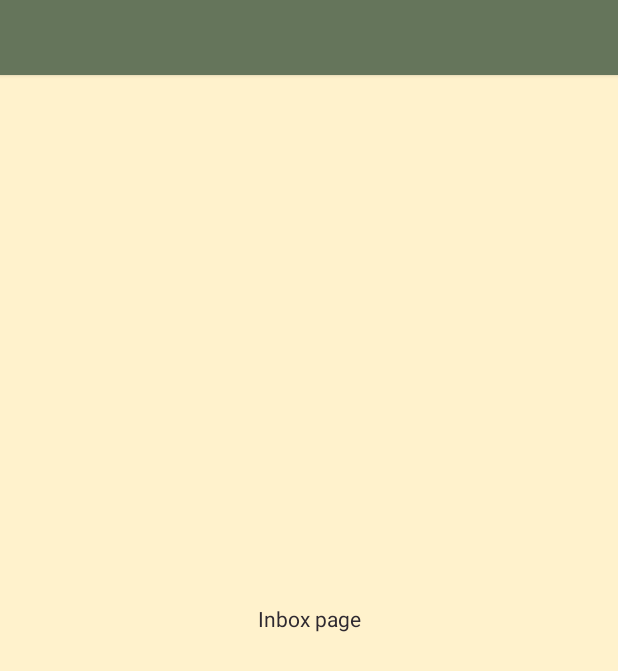
After one commit to ArbaazPatwari/CO555-Mobile-Apps-2023, an Android app: the inbox_page screen opened directly, with no data from a screen before it, on a phone screen of 412 x 824 dp. The commit adds this screen. Shown: the top 671 px of the screen. Run offline under Robolectric (Android 15) with nearby library versions, the phone set to English and light mode, and no system bars; 1 statement that could not run was skipped.

Commit message:
adding toolbar layout to inbox page as test

```diff
--- a/app/src/main/AndroidManifest.xml
+++ b/app/src/main/AndroidManifest.xml
@@ -13,7 +13,10 @@
         android:theme="@style/Theme.Chainmail_app"
         tools:targetApi="31">
         <activity
-            android:name=".MainActivity"
+            android:name=".inbox_page"
+            android:exported="false" />
+        <activity
+            android:name=".sign_in_page"
             android:exported="true">
             <intent-filter>
                 <action android:name="android.intent.action.MAIN" />
--- /dev/null
+++ b/app/src/main/java/com/example/chainmail_app/inbox_page.java
@@ -0,0 +1,18 @@
+package com.example.chainmail_app;
+
+import androidx.appcompat.app.AppCompatActivity;
+import androidx.appcompat.widget.Toolbar;
+
+import android.os.Bundle;
+
+public class inbox_page extends AppCompatActivity {
+
+    @Override
+    protected void onCreate(Bundle savedInstanceState) {
+        super.onCreate(savedInstanceState);
+        setContentView(R.layout.inbox_page);
+
+        Toolbar toolbar = findViewById(R.id.inbox_toolbar);
+        setSupportActionBar(toolbar);
+    }
+}
--- a/app/src/main/java/com/example/chainmail_app/MainActivity.java
+++ b/app/src/main/java/com/example/chainmail_app/sign_in_page.java
@@ -4,7 +4,7 @@ import androidx.appcompat.app.AppCompatActivity;
 
 import android.os.Bundle;
 
-public class MainActivity extends AppCompatActivity {
+public class sign_in_page extends AppCompatActivity {
 
     @Override
     protected void onCreate(Bundle savedInstanceState) {
--- /dev/null
+++ b/app/src/main/res/layout/inbox_page.xml
@@ -0,0 +1,25 @@
+<?xml version="1.0" encoding="utf-8"?>
+<androidx.constraintlayout.widget.ConstraintLayout xmlns:android="http://schemas.android.com/apk/res/android"
+    xmlns:app="http://schemas.android.com/apk/res-auto"
+    xmlns:tools="http://schemas.android.com/tools"
+    android:layout_width="match_parent"
+    android:layout_height="match_parent"
+    tools:context=".inbox_page">
+
+    <include
+        android:id="@+id/inbox_toolbar"
+        layout="@layout/toolbar"
+        app:layout_constraintEnd_toEndOf="parent"
+        app:layout_constraintStart_toStartOf="parent"
+        app:layout_constraintTop_toTopOf="parent" />
+
+    <TextView
+        android:id="@+id/textView"
+        android:layout_width="wrap_content"
+        android:layout_height="wrap_content"
+        android:text="Inbox page"
+        app:layout_constraintBottom_toBottomOf="parent"
+        app:layout_constraintEnd_toEndOf="parent"
+        app:layout_constraintStart_toStartOf="parent"
+        app:layout_constraintTop_toTopOf="parent" />
+</androidx.constraintlayout.widget.ConstraintLayout>
--- a/app/src/main/res/layout/sign_in_page.xml
+++ b/app/src/main/res/layout/sign_in_page.xml
@@ -4,7 +4,7 @@
     xmlns:tools="http://schemas.android.com/tools"
     android:layout_width="match_parent"
     android:layout_height="match_parent"
-    tools:context=".MainActivity">
+    tools:context=".sign_in_page">
 
     <ImageView
         android:id="@+id/imageView"
--- /dev/null
+++ b/app/src/main/res/layout/toolbar.xml
@@ -0,0 +1,10 @@
+<?xml version="1.0" encoding="utf-8"?>
+<androidx.constraintlayout.widget.ConstraintLayout xmlns:android="http://schemas.android.com/apk/res/android"
+    android:layout_width="match_parent"
+    android:layout_height="50dp"
+    android:background="@color/darkSage"
+    android:elevation="2dp"
+
+    >
+
+</androidx.constraintlayout.widget.ConstraintLayout>
--- a/app/src/main/res/values/colors.xml
+++ b/app/src/main/res/values/colors.xml
@@ -1,5 +1,10 @@
 <?xml version="1.0" encoding="utf-8"?>
 <resources>
-    <color name="black">#FF000000</color>
-    <color name="white">#FFFFFFFF</color>
+    <color name="black">#000000</color>
+    <color name="white">#FFFFFF</color>
+    <color name="purple">#2e2930</color>
+    <color name="gold">#fff2cc</color>
+    <color name="darkSage">#65755b</color>
+    <color name="zenithBlue">#85b2d3</color>
+    <color name="amberYellow">#ffbf00</color>
 </resources>
--- a/app/src/main/res/values/themes.xml
+++ b/app/src/main/res/values/themes.xml
@@ -2,7 +2,8 @@
     <!-- Base application theme. -->
     <style name="Base.Theme.Chainmail_app" parent="Theme.Material3.DayNight.NoActionBar">
         <!-- Customize your light theme here. -->
-        <!-- <item name="colorPrimary">@color/my_light_primary</item> -->
+        <item name="android:background">@color/gold</item>
+        <item name="android:textColor">@color/purple</item>
     </style>
 
     <style name="Theme.Chainmail_app" parent="Base.Theme.Chainmail_app" />
```
